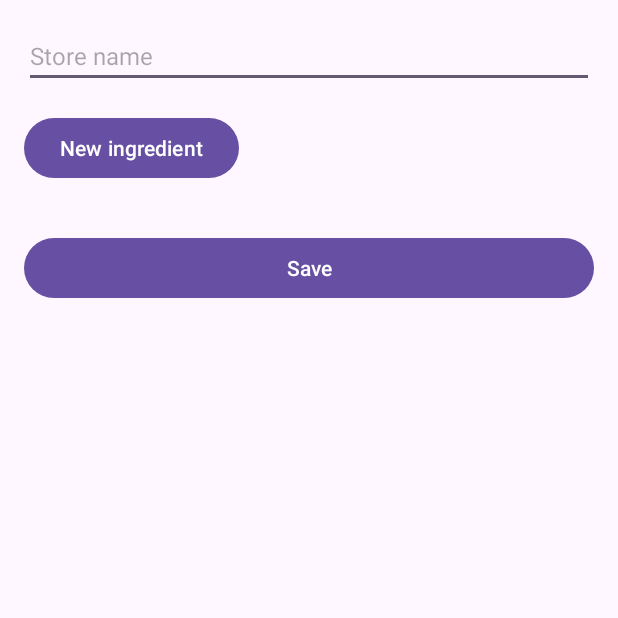
After one commit to remenyigergo/iChef, an Android app: the AddParentChildActivity screen opened directly, with no data from a screen before it, on a phone screen of 412 x 824 dp, the top half of it. The commit adds this screen. Run offline under Robolectric (Android 15) with nearby library versions, the phone set to English and light mode, and no system bars.

Commit message:
Add new item activity

```diff
--- a/app/src/main/AndroidManifest.xml
+++ b/app/src/main/AndroidManifest.xml
@@ -30,6 +30,8 @@
             </intent-filter>
         </activity>
 
+        <activity android:name=".AddParentChildActivity"/>
+
     </application>
 
 </manifest>
--- /dev/null
+++ b/app/src/main/java/com/example/ichef/activities/AddParentChildActivity.kt
@@ -0,0 +1,61 @@
+package com.example.ichef
+
+import android.app.Activity
+import android.content.Intent
+import android.os.Bundle
+import android.widget.Button
+import android.widget.EditText
+import android.widget.LinearLayout
+import android.widget.Toast
+import androidx.appcompat.app.AppCompatActivity
+
+class AddParentChildActivity : AppCompatActivity() {
+
+    override fun onCreate(savedInstanceState: Bundle?) {
+        super.onCreate(savedInstanceState)
+        setContentView(R.layout.activity_add_parent_child)
+
+        val parentTitleInput: EditText = findViewById(R.id.etParentTitle)
+        val addChildButton: Button = findViewById(R.id.btnAddChild)
+        val childContainer: LinearLayout = findViewById(R.id.childContainer)
+        val saveButton: Button = findViewById(R.id.btnSaveParent)
+
+        val childItems = mutableListOf<String>()
+
+        addChildButton.setOnClickListener {
+            val newChildInput = EditText(this)
+            newChildInput.hint = "Ingredient name"
+            childContainer.addView(newChildInput)
+        }
+
+        saveButton.setOnClickListener {
+            val parentTitle = parentTitleInput.text.toString()
+
+            if (parentTitle.isBlank()) {
+                Toast.makeText(this, "Store cannot be empty", Toast.LENGTH_SHORT).show()
+                return@setOnClickListener
+            }
+
+            childItems.clear()
+            for (i in 0 until childContainer.childCount) {
+                val childInput = childContainer.getChildAt(i) as EditText
+                val childText = childInput.text.toString()
+                if (childText.isNotBlank()) {
+                    childItems.add(childText)
+                }
+            }
+
+            if (childItems.isEmpty()) {
+                Toast.makeText(this, "Add at least one child item", Toast.LENGTH_SHORT).show()
+                return@setOnClickListener
+            }
+
+            val resultIntent = Intent().apply {
+                putExtra("parentTitle", parentTitle)
+                putStringArrayListExtra("childItems", ArrayList(childItems))
+            }
+            setResult(Activity.RESULT_OK, resultIntent)
+            finish()
+        }
+    }
+}
--- a/app/src/main/res/layout/activity_add_parent_child.xml
+++ b/app/src/main/res/layout/activity_add_parent_child.xml
@@ -1,6 +1,35 @@
-<?xml version="1.0" encoding="utf-8"?>
-<androidx.constraintlayout.widget.ConstraintLayout xmlns:android="http://schemas.android.com/apk/res/android"
-             android:layout_width="match_parent"
-             android:layout_height="match_parent">
+<LinearLayout
+    xmlns:android="http://schemas.android.com/apk/res/android"
+    android:orientation="vertical"
+    android:layout_width="match_parent"
+    android:layout_height="match_parent"
+    android:padding="16dp">
 
-</androidx.constraintlayout.widget.ConstraintLayout>
+    <EditText
+        android:id="@+id/etParentTitle"
+        android:layout_width="match_parent"
+        android:layout_height="wrap_content"
+        android:hint="Store name"
+        android:textSize="16sp" />
+
+    <Button
+        android:id="@+id/btnAddChild"
+        android:layout_width="wrap_content"
+        android:layout_height="wrap_content"
+        android:text="New ingredient"
+        android:layout_marginTop="16dp" />
+
+    <LinearLayout
+        android:id="@+id/childContainer"
+        android:layout_width="match_parent"
+        android:layout_height="wrap_content"
+        android:orientation="vertical"
+        android:layout_marginTop="16dp" />
+
+    <Button
+        android:id="@+id/btnSaveParent"
+        android:layout_width="match_parent"
+        android:layout_height="wrap_content"
+        android:text="Save"
+        android:layout_marginTop="16dp" />
+</LinearLayout>
--- a/app/src/main/res/layout/shopping_fragment.xml
+++ b/app/src/main/res/layout/shopping_fragment.xml
@@ -42,10 +42,11 @@
             android:layout_height="wrap_content"
             android:layout_marginBottom="70dp"
             android:layout_marginRight="5dp"
-            android:src="@mipmap/plus_foreground"
+            android:src="@mipmap/more_foreground"
             android:clickable="true"
             android:focusable="true"
             android:tint="@color/white"
+            android:tooltipText="More options"
             app:layout_constraintBottom_toBottomOf="parent"
             app:layout_constraintRight_toRightOf="parent"
             />
@@ -56,11 +57,12 @@
             android:layout_height="wrap_content"
             android:layout_marginBottom="5dp"
             android:layout_marginRight="5dp"
-            android:src="@mipmap/plus_foreground"
+            android:src="@mipmap/check_foreground"
             android:clickable="true"
             android:focusable="true"
             android:tint="@color/white"
             android:visibility="invisible"
+
             app:layout_constraintBottom_toTopOf="@id/fab"
             app:layout_constraintRight_toRightOf="parent"
             />
```
Also changed, not shown: app/src/main/java/com/example/ichef/adapters/ParentAdapter.kt (+12 -7 lines), app/src/main/java/com/example/ichef/fragments/ShoppingFragment.kt (+52 -11 lines).
